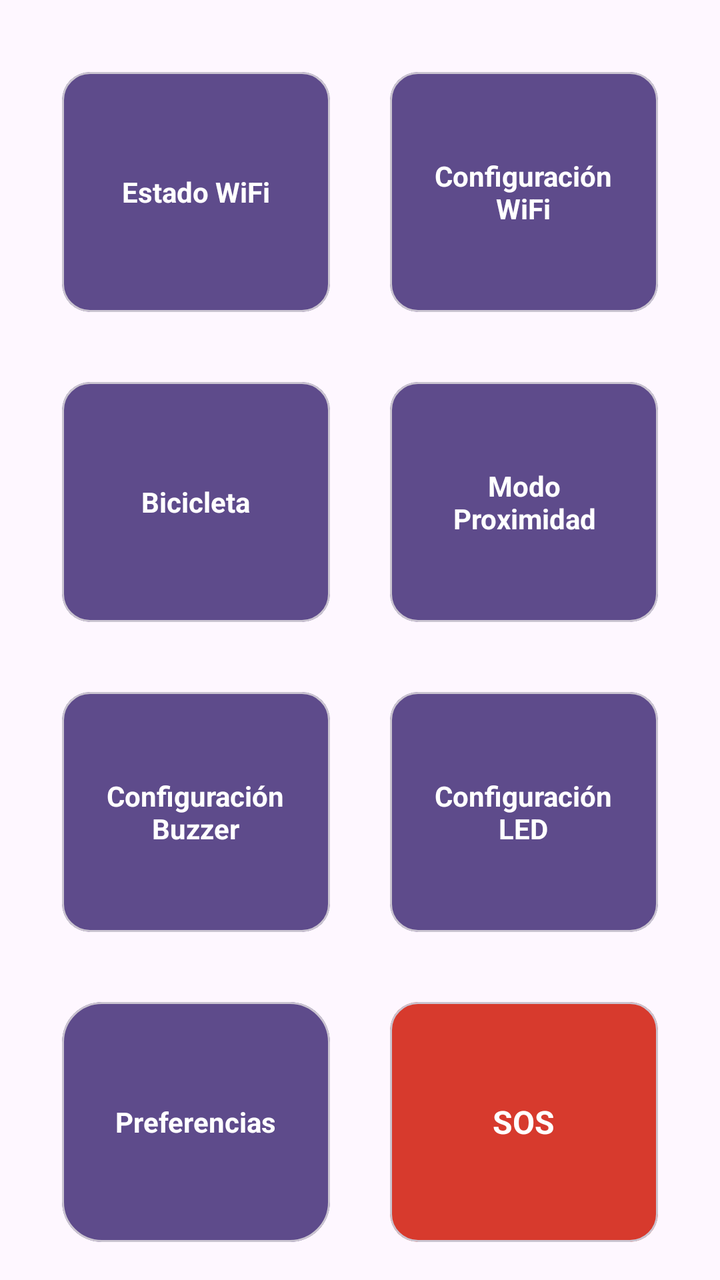
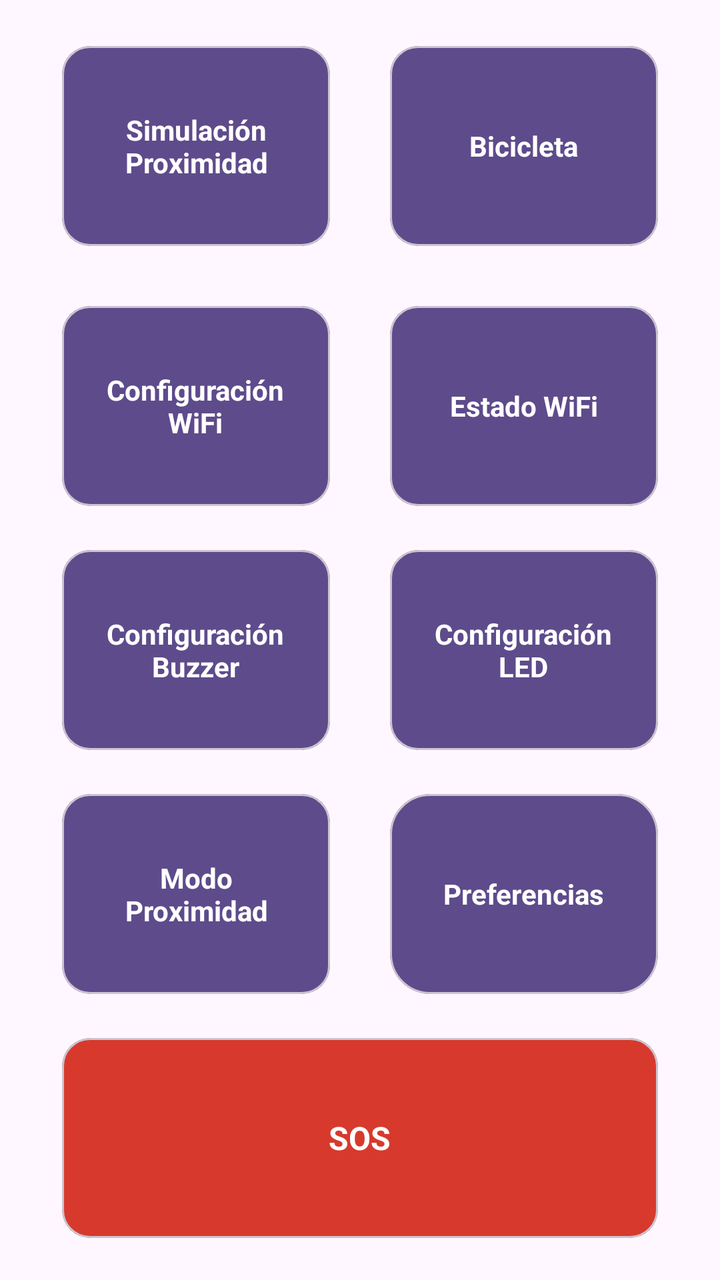

The first picture is an Android layout as it rendered before a commit; the second is the same layout after the commit. The layout source and the unified diff follow.
<!-- AndroidManifest.xml: application theme Theme.BikeLight -->
<!-- res/layout/fragment_home_dashboard.xml -->
<?xml version="1.0" encoding="utf-8"?>
<ScrollView xmlns:android="http://schemas.android.com/apk/res/android"
    xmlns:app="http://schemas.android.com/apk/res-auto"
    android:layout_width="match_parent"
    android:layout_height="match_parent"
    android:padding="16dp"
    android:fillViewport="true">

    <GridLayout
        android:layout_width="match_parent"
        android:layout_height="wrap_content"
        android:columnCount="2"
        android:alignmentMode="alignMargins"
        android:columnOrderPreserved="false">

        
        <com.google.android.material.card.MaterialCardView
            android:id="@+id/cardEstadoWifi"
            android:layout_width="0dp"
            android:layout_height="120dp"
            android:layout_columnWeight="1"
            android:layout_margin="15dp"
            android:layout_marginTop="20dp"
            app:cardCornerRadius="14dp"
            app:cardBackgroundColor="@color/bikelight_card">
            <TextView
                android:layout_width="wrap_content"
                android:layout_height="wrap_content"
                android:layout_gravity="center"
                android:text="Estado WiFi"
                android:textColor="@color/white"
                android:textStyle="bold"
                android:textSize="14sp" />
        </com.google.android.material.card.MaterialCardView>

        
        <com.google.android.material.card.MaterialCardView
            android:id="@+id/cardConfigWifi"
            android:layout_width="0dp"
            android:layout_height="120dp"
            android:layout_columnWeight="1"
            android:layout_margin="15dp"
            android:layout_marginTop="20dp"
            app:cardCornerRadius="14dp"
            app:cardBackgroundColor="@color/bikelight_card">
            <TextView
                android:layout_width="wrap_content"
                android:layout_height="wrap_content"
                android:layout_gravity="center"
                android:gravity="center"
                android:text="Configuración\nWiFi"
                android:textColor="@color/white"
                android:textStyle="bold"
                android:textSize="14sp" />
        </com.google.android.material.card.MaterialCardView>

        
        <com.google.android.material.card.MaterialCardView
            android:id="@+id/cardBicicleta"
            android:layout_width="0dp"
            android:layout_height="120dp"
            android:layout_columnWeight="1"
            android:layout_margin="15dp"
            android:layout_marginTop="20dp"
            app:cardCornerRadius="14dp"
            app:cardBackgroundColor="@color/bikelight_card">
            <TextView
                android:layout_width="wrap_content"
                android:layout_height="wrap_content"
                android:layout_gravity="center"
                android:text="Bicicleta"
                android:textColor="@color/white"
                android:textStyle="bold"
                android:textSize="14sp" />
        </com.google.android.material.card.MaterialCardView>

        
        <com.google.android.material.card.MaterialCardView
            android:id="@+id/cardModoProximidad"
            android:layout_width="0dp"
            android:layout_height="120dp"
            android:layout_columnWeight="1"
            android:layout_margin="15dp"
            android:layout_marginTop="20dp"
            app:cardCornerRadius="14dp"
            app:cardBackgroundColor="@color/bikelight_card">
            <TextView
                android:layout_width="wrap_content"
                android:layout_height="wrap_content"
                android:layout_gravity="center"
                android:gravity="center"
                android:text="Modo\nProximidad"
                android:textColor="@color/white"
                android:textStyle="bold"
                android:textSize="14sp" />
        </com.google.android.material.card.MaterialCardView>

        
        <com.google.android.material.card.MaterialCardView
            android:id="@+id/cardConfigBuzzer"
            android:layout_width="0dp"
            android:layout_height="120dp"
            android:layout_columnWeight="1"
            android:layout_margin="15dp"
            android:layout_marginTop="20dp"
            app:cardCornerRadius="14dp"
            app:cardBackgroundColor="@color/bikelight_card">
            <TextView
                android:layout_width="wrap_content"
                android:layout_height="wrap_content"
                android:layout_gravity="center"
                android:gravity="center"
                android:text="Configuración\nBuzzer"
                android:textColor="@color/white"
                android:textStyle="bold"
                android:textSize="14sp" />
        </com.google.android.material.card.MaterialCardView>

        
        <com.google.android.material.card.MaterialCardView
            android:id="@+id/cardConfigLed"
            android:layout_width="0dp"
            android:layout_height="120dp"
            android:layout_columnWeight="1"
            android:layout_margin="15dp"
            android:layout_marginTop="20dp"
            app:cardCornerRadius="14dp"
            app:cardBackgroundColor="@color/bikelight_card">
            <TextView
                android:layout_width="wrap_content"
                android:layout_height="wrap_content"
                android:layout_gravity="center"
                android:gravity="center"
                android:text="Configuración\nLED"
                android:textColor="@color/white"
                android:textStyle="bold"
                android:textSize="14sp" />
        </com.google.android.material.card.MaterialCardView>

        
        <com.google.android.material.card.MaterialCardView
            android:id="@+id/cardPreferencias"
            android:layout_width="0dp"
            android:layout_height="120dp"
            android:layout_columnWeight="1"
            android:layout_margin="15dp"
            android:layout_marginTop="20dp"
            app:cardCornerRadius="20dp"
            app:cardBackgroundColor="@color/bikelight_card">
            <TextView
                android:layout_width="wrap_content"
                android:layout_height="wrap_content"
                android:layout_gravity="center"
                android:text="Preferencias"
                android:textColor="@color/white"
                android:textStyle="bold"
                android:textSize="14sp" />
        </com.google.android.material.card.MaterialCardView>

        
        <com.google.android.material.card.MaterialCardView
            android:id="@+id/cardContactoEmergencia"
            android:layout_width="0dp"
            android:layout_height="120dp"
            android:layout_columnWeight="1"
            android:layout_margin="15dp"
            android:layout_marginTop="20dp"
            app:cardCornerRadius="14dp"
            app:cardBackgroundColor="@color/bikelight_sos">
            <TextView
                android:layout_width="wrap_content"
                android:layout_height="wrap_content"
                android:layout_gravity="center"
                android:text="SOS"
                android:textColor="@color/white"
                android:textStyle="bold"
                android:textSize="16sp" />
        </com.google.android.material.card.MaterialCardView>
    </GridLayout>
</ScrollView>
<!-- resources referenced by this layout -->
<resources>
  <color name="bikelight_card">#5E4B8B</color>
  <color name="bikelight_sos">#d73a2d</color>
  <color name="white">#FFFFFF</color>
  <style name="Theme.BikeLight" parent="Base.Theme.BikeLight" />
  <style name="Base.Theme.BikeLight" parent="Theme.Material3.DayNight.NoActionBar">
          
          
      </style>
</resources>

<!-- the commit's change to res/layout/fragment_home_dashboard.xml (unified diff, before → after) -->
@@ -15,12 +15,74 @@
 
         
         <com.google.android.material.card.MaterialCardView
+            android:id="@+id/cardSimuladorProximidad"
+            android:layout_width="0dp"
+            android:layout_height="100dp"
+            android:layout_columnWeight="1"
+            android:layout_margin="15dp"
+            android:layout_marginTop="7dp"
+            app:cardCornerRadius="14dp"
+            app:cardBackgroundColor="@color/bikelight_card">
+            <TextView
+                android:layout_width="wrap_content"
+                android:layout_height="wrap_content"
+                android:layout_gravity="center"
+                android:gravity="center"
+                android:text="Simulación\nProximidad"
+                android:textColor="@color/white"
+                android:textStyle="bold"
+                android:textSize="14sp" />
+        </com.google.android.material.card.MaterialCardView>
+
+        
+        <com.google.android.material.card.MaterialCardView
+            android:id="@+id/cardBicicleta"
+            android:layout_width="0dp"
+            android:layout_height="100dp"
+            android:layout_columnWeight="1"
+            android:layout_margin="15dp"
+            android:layout_marginTop="7dp"
+            app:cardCornerRadius="14dp"
+            app:cardBackgroundColor="@color/bikelight_card">
+            <TextView
+                android:layout_width="wrap_content"
+                android:layout_height="wrap_content"
+                android:layout_gravity="center"
+                android:text="Bicicleta"
+                android:textColor="@color/white"
+                android:textStyle="bold"
+                android:textSize="14sp" />
+        </com.google.android.material.card.MaterialCardView>
+
+        
+        <com.google.android.material.card.MaterialCardView
+            android:id="@+id/cardConfigWifi"
+            android:layout_width="0dp"
+            android:layout_height="100dp"
+            android:layout_columnWeight="1"
+            android:layout_margin="15dp"
+            android:layout_marginTop="15dp"
+            app:cardCornerRadius="14dp"
+            app:cardBackgroundColor="@color/bikelight_card">
+            <TextView
+                android:layout_width="wrap_content"
+                android:layout_height="wrap_content"
+                android:layout_gravity="center"
+                android:gravity="center"
+                android:text="Configuración\nWiFi"
+                android:textColor="@color/white"
+                android:textStyle="bold"
+                android:textSize="14sp" />
+        </com.google.android.material.card.MaterialCardView>
+
+        
+        <com.google.android.material.card.MaterialCardView
             android:id="@+id/cardEstadoWifi"
             android:layout_width="0dp"
-            android:layout_height="120dp"
-            android:layout_columnWeight="1"
-            android:layout_margin="15dp"
-            android:layout_marginTop="20dp"
+            android:layout_height="100dp"
+            android:layout_columnWeight="1"
+            android:layout_margin="15dp"
+            android:layout_marginTop="15dp"
             app:cardCornerRadius="14dp"
             app:cardBackgroundColor="@color/bikelight_card">
             <TextView
@@ -35,40 +97,41 @@
 
         
         <com.google.android.material.card.MaterialCardView
-            android:id="@+id/cardConfigWifi"
-            android:layout_width="0dp"
-            android:layout_height="120dp"
-            android:layout_columnWeight="1"
-            android:layout_margin="15dp"
-            android:layout_marginTop="20dp"
-            app:cardCornerRadius="14dp"
-            app:cardBackgroundColor="@color/bikelight_card">
-            <TextView
-                android:layout_width="wrap_content"
-                android:layout_height="wrap_content"
-                android:layout_gravity="center"
-                android:gravity="center"
-                android:text="Configuración\nWiFi"
-                android:textColor="@color/white"
-                android:textStyle="bold"
-                android:textSize="14sp" />
-        </com.google.android.material.card.MaterialCardView>
-
-        
-        <com.google.android.material.card.MaterialCardView
-            android:id="@+id/cardBicicleta"
-            android:layout_width="0dp"
-            android:layout_height="120dp"
-            android:layout_columnWeight="1"
-            android:layout_margin="15dp"
-            android:layout_marginTop="20dp"
-            app:cardCornerRadius="14dp"
-            app:cardBackgroundColor="@color/bikelight_card">
-            <TextView
-                android:layout_width="wrap_content"
-                android:layout_height="wrap_content"
-                android:layout_gravity="center"
-                android:text="Bicicleta"
+            android:id="@+id/cardConfigBuzzer"
+            android:layout_width="0dp"
+            android:layout_height="100dp"
+            android:layout_columnWeight="1"
+            android:layout_margin="15dp"
+            android:layout_marginTop="7dp"
+            app:cardCornerRadius="14dp"
+            app:cardBackgroundColor="@color/bikelight_card">
+            <TextView
+                android:layout_width="wrap_content"
+                android:layout_height="wrap_content"
+                android:layout_gravity="center"
+                android:gravity="center"
+                android:text="Configuración\nBuzzer"
+                android:textColor="@color/white"
+                android:textStyle="bold"
+                android:textSize="14sp" />
+        </com.google.android.material.card.MaterialCardView>
+
+        
+        <com.google.android.material.card.MaterialCardView
+            android:id="@+id/cardConfigLed"
+            android:layout_width="0dp"
+            android:layout_height="100dp"
+            android:layout_columnWeight="1"
+            android:layout_margin="15dp"
+            android:layout_marginTop="7dp"
+            app:cardCornerRadius="14dp"
+            app:cardBackgroundColor="@color/bikelight_card">
+            <TextView
+                android:layout_width="wrap_content"
+                android:layout_height="wrap_content"
+                android:layout_gravity="center"
+                android:gravity="center"
+                android:text="Configuración\nLED"
                 android:textColor="@color/white"
                 android:textStyle="bold"
                 android:textSize="14sp" />
@@ -78,10 +141,10 @@
         <com.google.android.material.card.MaterialCardView
             android:id="@+id/cardModoProximidad"
             android:layout_width="0dp"
-            android:layout_height="120dp"
-            android:layout_columnWeight="1"
-            android:layout_margin="15dp"
-            android:layout_marginTop="20dp"
+            android:layout_height="100dp"
+            android:layout_columnWeight="1"
+            android:layout_margin="15dp"
+            android:layout_marginTop="7dp"
             app:cardCornerRadius="14dp"
             app:cardBackgroundColor="@color/bikelight_card">
             <TextView
@@ -95,56 +158,15 @@
                 android:textSize="14sp" />
         </com.google.android.material.card.MaterialCardView>
 
-        
-        <com.google.android.material.card.MaterialCardView
-            android:id="@+id/cardConfigBuzzer"
-            android:layout_width="0dp"
-            android:layout_height="120dp"
-            android:layout_columnWeight="1"
-            android:layout_margin="15dp"
-            android:layout_marginTop="20dp"
-            app:cardCornerRadius="14dp"
-            app:cardBackgroundColor="@color/bikelight_card">
-            <TextView
-                android:layout_width="wrap_content"
-                android:layout_height="wrap_content"
-                android:layout_gravity="center"
-                android:gravity="center"
-                android:text="Configuración\nBuzzer"
-                android:textColor="@color/white"
-                android:textStyle="bold"
-                android:textSize="14sp" />
-        </com.google.android.material.card.MaterialCardView>
-
-        
-        <com.google.android.material.card.MaterialCardView
-            android:id="@+id/cardConfigLed"
-            android:layout_width="0dp"
-            android:layout_height="120dp"
-            android:layout_columnWeight="1"
-            android:layout_margin="15dp"
-            android:layout_marginTop="20dp"
-            app:cardCornerRadius="14dp"
-            app:cardBackgroundColor="@color/bikelight_card">
-            <TextView
-                android:layout_width="wrap_content"
-                android:layout_height="wrap_content"
-                android:layout_gravity="center"
-                android:gravity="center"
-                android:text="Configuración\nLED"
-                android:textColor="@color/white"
-                android:textStyle="bold"
-                android:textSize="14sp" />
-        </com.google.android.material.card.MaterialCardView>
 
         
         <com.google.android.material.card.MaterialCardView
             android:id="@+id/cardPreferencias"
             android:layout_width="0dp"
-            android:layout_height="120dp"
-            android:layout_columnWeight="1"
-            android:layout_margin="15dp"
-            android:layout_marginTop="20dp"
+            android:layout_height="100dp"
+            android:layout_columnWeight="1"
+            android:layout_margin="15dp"
+            android:layout_marginTop="7dp"
             app:cardCornerRadius="20dp"
             app:cardBackgroundColor="@color/bikelight_card">
             <TextView
@@ -161,12 +183,16 @@
         <com.google.android.material.card.MaterialCardView
             android:id="@+id/cardContactoEmergencia"
             android:layout_width="0dp"
-            android:layout_height="120dp"
-            android:layout_columnWeight="1"
-            android:layout_margin="15dp"
-            android:layout_marginTop="20dp"
+            android:layout_height="100dp"
+            android:layout_column="0"
+            android:layout_columnSpan="2"
+            android:layout_columnWeight="2"
+            android:layout_gravity="fill_horizontal"
+            android:layout_margin="15dp"
+            android:layout_marginTop="7dp"
             app:cardCornerRadius="14dp"
             app:cardBackgroundColor="@color/bikelight_sos">
+
             <TextView
                 android:layout_width="wrap_content"
                 android:layout_height="wrap_content"
